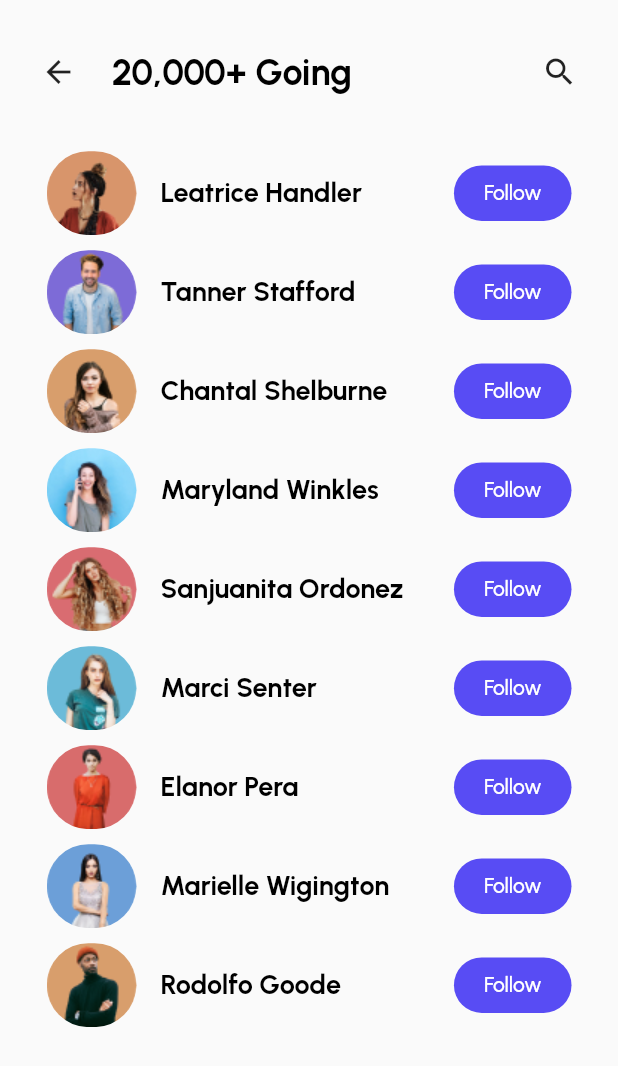
After one commit to Munzareen/Tiqarte_MobileApp, a Flutter app: the GoingScreen screen opened directly, on a phone screen of 412 x 824 dp. The commit adds this screen. Shown: the top 1066 px of the screen. Run offline on Flutter 3.47's test engine with Material 2 defaults, Android fonts, the phone set to English and light mode, and no system bars; our stand-ins replace cached_network_image, carousel_slider, flutter_screenutil, flutter_spinkit, geocoding, geolocator and 7 more.

Commit message:
going screen

```diff
--- a/lib/helper/images.dart
+++ b/lib/helper/images.dart
@@ -8,6 +8,15 @@ String eventUserImage5 = "assets/tempImages/eventUserImage5.png";
 String organizerImage = "assets/tempImages/organizerImage.png";
 String galleryEventImage1 = "assets/tempImages/galleryEventImage1.png";
 String galleryEventImage2 = "assets/tempImages/galleryEventImage2.png";
+String goingUserImage1 = "assets/tempImages/goingUserImage1.png";
+String goingUserImage2 = "assets/tempImages/goingUserImage2.png";
+String goingUserImage3 = "assets/tempImages/goingUserImage3.png";
+String goingUserImage4 = "assets/tempImages/goingUserImage4.png";
+String goingUserImage5 = "assets/tempImages/goingUserImage5.png";
+String goingUserImage6 = "assets/tempImages/goingUserImage6.png";
+String goingUserImage7 = "assets/tempImages/goingUserImage7.png";
+String goingUserImage8 = "assets/tempImages/goingUserImage8.png";
+String goingUserImage9 = "assets/tempImages/goingUserImage9.png";
 
 String appLogo = "assets/images/appLogo.png";
 String appLogoWithName = "assets/images/appLogoWithName.png";
--- a/lib/helper/strings.dart
+++ b/lib/helper/strings.dart
@@ -184,7 +184,9 @@ String ticketCancelBookingOKString = "OK";
 //Event Detail Screen Strings
 String addToMyCalender = "Add to My Calendar";
 String seeLocationOnMaps = "See Location on Maps";
-String follow = "follow";
+String follow = "Follow";
+String following = "Following";
+
 String aboutEvent = "About Event";
 String readMore = "Read more...";
 String galleryPreEvent = "Gallery (Pre-Event)";
--- a/lib/view/EventDetailScreen.dart
+++ b/lib/view/EventDetailScreen.dart
@@ -9,6 +9,7 @@ import 'package:tiqarte/helper/colors.dart';
 import 'package:tiqarte/helper/common.dart';
 import 'package:tiqarte/helper/images.dart';
 import 'package:tiqarte/helper/strings.dart';
+import 'package:tiqarte/view/GoingScreen.dart';
 
 class EventDetailScreen extends StatefulWidget {
   final dynamic data;
@@ -186,7 +187,8 @@ class _EventDetailScreenState extends State<EventDetailScreen> {
                         10.verticalSpace,
                         IconButton(
                           onPressed: () {
-                            Get.back();
+                            Get.to(() => GoingScreen(),
+                                transition: Transition.rightToLeft);
                           },
                           icon: Icon(
                             Icons.arrow_forward,
--- /dev/null
+++ b/lib/view/GoingScreen.dart
@@ -0,0 +1,281 @@
+import 'package:flutter/material.dart';
+import 'package:flutter/services.dart';
+import 'package:flutter/src/widgets/framework.dart';
+import 'package:flutter/src/widgets/placeholder.dart';
+import 'package:flutter_screenutil/flutter_screenutil.dart';
+import 'package:get/route_manager.dart';
+import 'package:tiqarte/helper/colors.dart';
+import 'package:tiqarte/helper/common.dart';
+import 'package:tiqarte/helper/images.dart';
+import 'package:tiqarte/helper/strings.dart';
+
+class GoingScreen extends StatefulWidget {
+  const GoingScreen({super.key});
+
+  @override
+  State<GoingScreen> createState() => _GoingScreenState();
+}
+
+class _GoingScreenState extends State<GoingScreen> {
+  bool isSearch = false;
+  final _searchController = TextEditingController();
+  Color filledColorSearch = kDisabledColor.withOpacity(0.4);
+  Color iconColorSearch = kDisabledColor;
+  final _searchFocusNode = FocusNode();
+
+  List goingList = [
+    {"image": goingUserImage1, "name": "Leatrice Handler", "isFollowed": false},
+    {"image": goingUserImage2, "name": "Tanner Stafford", "isFollowed": false},
+    {
+      "image": goingUserImage3,
+      "name": "Chantal Shelburne",
+      "isFollowed": false
+    },
+    {"image": goingUserImage4, "name": "Maryland Winkles", "isFollowed": false},
+    {
+      "image": goingUserImage5,
+      "name": "Sanjuanita Ordonez",
+      "isFollowed": false
+    },
+    {"image": goingUserImage6, "name": "Marci Senter", "isFollowed": false},
+    {"image": goingUserImage7, "name": "Elanor Pera", "isFollowed": false},
+    {
+      "image": goingUserImage8,
+      "name": "Marielle Wigington",
+      "isFollowed": false
+    },
+    {"image": goingUserImage9, "name": "Rodolfo Goode", "isFollowed": false},
+  ];
+
+  List allGoingList = [
+    {"image": goingUserImage1, "name": "Leatrice Handler", "isFollowed": false},
+    {"image": goingUserImage2, "name": "Tanner Stafford", "isFollowed": false},
+    {
+      "image": goingUserImage3,
+      "name": "Chantal Shelburne",
+      "isFollowed": false
+    },
+    {"image": goingUserImage4, "name": "Maryland Winkles", "isFollowed": false},
+    {
+      "image": goingUserImage5,
+      "name": "Sanjuanita Ordonez",
+      "isFollowed": false
+    },
+    {"image": goingUserImage6, "name": "Marci Senter", "isFollowed": false},
+    {"image": goingUserImage7, "name": "Elanor Pera", "isFollowed": false},
+    {
+      "image": goingUserImage8,
+      "name": "Marielle Wigington",
+      "isFollowed": false
+    },
+    {"image": goingUserImage9, "name": "Rodolfo Goode", "isFollowed": false},
+  ];
+
+  @override
+  void initState() {
+    super.initState();
+    _searchFocusNode.addListener(() {
+      if (_searchFocusNode.hasFocus) {
+        setState(() {
+          filledColorSearch = kPrimaryColor.withOpacity(0.2);
+          iconColorSearch = kPrimaryColor;
+        });
+      } else {
+        setState(() {
+          filledColorSearch = kDisabledColor.withOpacity(0.4);
+          iconColorSearch = kDisabledColor;
+        });
+      }
+    });
+  }
+
+  @override
+  void dispose() {
+    _searchFocusNode.dispose();
+    _searchController.dispose();
+
+    super.dispose();
+  }
+
+  @override
+  Widget build(BuildContext context) {
+    return Scaffold(
+      body: SafeArea(
+          child: Container(
+        height: 1.sh,
+        width: 1.sw,
+        child: Padding(
+          padding: const EdgeInsets.symmetric(horizontal: 15.0),
+          child: Column(
+            children: [
+              20.verticalSpace,
+              isSearch
+                  ? Row(
+                      mainAxisAlignment: MainAxisAlignment.spaceBetween,
+                      children: [
+                        IconButton(
+                            onPressed: () => Get.back(),
+                            icon: Icon(Icons.arrow_back)),
+                        Expanded(
+                          child: TextFormField(
+                            focusNode: _searchFocusNode,
+                            cursorColor: kPrimaryColor,
+                            controller: _searchController,
+                            style: const TextStyle(color: Colors.black),
+                            keyboardType: TextInputType.text,
+                            // validator: (value) {
+                            //   if (value!.isEmpty) {
+                            //     return 'Please enter your username';
+                            //   }
+                            //   return null;
+                            // },
+                            decoration: InputDecoration(
+                                prefixIcon: Icon(
+                                  Icons.search,
+                                  size: 20,
+                                  color: iconColorSearch,
+                                ),
+                                errorBorder: customOutlineBorder,
+                                enabledBorder: customOutlineBorder,
+                                focusedBorder: OutlineInputBorder(
+                                    borderRadius:
+                                        BorderRadius.all(Radius.circular(12.0)),
+                                    borderSide:
+                                        BorderSide(color: kPrimaryColor)),
+                                disabledBorder: customOutlineBorder,
+                                fillColor: filledColorSearch,
+                                filled: true,
+                                hintText: "Search",
+                                hintStyle: TextStyle(
+                                    color: Color(0xff9E9E9E), fontSize: 14)),
+                            onChanged: searchList,
+                            inputFormatters: [
+                              FilteringTextInputFormatter.allow(textRegExp),
+                            ],
+                          ),
+                        ),
+                        IconButton(
+                            onPressed: () {
+                              setState(() {
+                                isSearch = false;
+                                _searchController.clear();
+                                goingList = allGoingList;
+                              });
+                            },
+                            icon: Icon(Icons.close))
+                      ],
+                    )
+                  : Row(
+                      mainAxisAlignment: MainAxisAlignment.spaceBetween,
+                      children: [
+                        Row(
+                          children: [
+                            IconButton(
+                                onPressed: () => Get.back(),
+                                icon: Icon(Icons.arrow_back)),
+                            10.horizontalSpace,
+                            Text(
+                              "20,000+ Going",
+                              textAlign: TextAlign.center,
+                              style: TextStyle(
+                                  fontSize: 24,
+                                  fontWeight: FontWeight.bold,
+                                  color: Colors.black),
+                            ),
+                          ],
+                        ),
+                        IconButton(
+                            onPressed: () {
+                              setState(() {
+                                isSearch = true;
+                              });
+                            },
+                            icon: Icon(Icons.search))
+                      ],
+                    ),
+              20.verticalSpace,
+              Expanded(
+                child: ListView.builder(
+                  shrinkWrap: true,
+                  itemCount: goingList.length,
+                  itemBuilder: (context, index) {
+                    return Padding(
+                      padding: const EdgeInsets.symmetric(vertical: 5.0),
+                      child: ListTile(
+                        leading: customProfileImage(
+                            goingList[index]['image'].toString(), 60, 60),
+                        title: Text(
+                          goingList[index]['name'],
+                          style: TextStyle(
+                              color: Colors.black,
+                              fontSize: 18,
+                              fontWeight: FontWeight.bold),
+                        ),
+                        trailing: goingList[index]['isFollowed'] == true
+                            ? Container(
+                                // width: 0.2.sh,
+                                padding: EdgeInsets.symmetric(
+                                    horizontal: 20.0, vertical: 10.0),
+                                decoration: BoxDecoration(
+                                    borderRadius: BorderRadius.circular(20.0),
+                                    border: Border.all(
+                                        color: kPrimaryColor, width: 2)),
+                                child: Text(
+                                  following,
+                                  textAlign: TextAlign.center,
+                                  style: TextStyle(
+                                      fontSize: 14,
+                                      fontWeight: FontWeight.w500,
+                                      color: kPrimaryColor),
+                                ),
+                              )
+                            : InkWell(
+                                onTap: () {
+                                  setState(() {
+                                    goingList[index]['isFollowed'] =
+                                        !goingList[index]['isFollowed'];
+                                  });
+                                },
+                                child: Container(
+                                  // width: 0.2.sh,
+                                  padding: EdgeInsets.symmetric(
+                                      horizontal: 20.0, vertical: 10.0),
+                                  decoration: BoxDecoration(
+                                      color: kPrimaryColor,
+                                      borderRadius:
+                                          BorderRadius.circular(20.0)),
+                                  child: Text(
+                                    follow,
+                                    textAlign: TextAlign.center,
+                                    style: TextStyle(
+                                        fontSize: 14,
+                                        fontWeight: FontWeight.w500,
+                                        color: Colors.white),
+                                  ),
+                                ),
+                              ),
+                      ),
+                    );
+                  },
+                ),
+              )
+            ],
+          ),
+        ),
+      )),
+    );
+  }
+
+  void searchList(String query) {
+    goingList = allGoingList;
+    final suggestion = goingList.where((element) {
+      final eventName = element['name']!.toLowerCase();
+      final input = query.toLowerCase();
+      return eventName.contains(input);
+    }).toList();
+    setState(() {
+      goingList = suggestion;
+      // searchDoc = true;
+    });
+  }
+}
```
Also changed, not shown: assets/tempImages/goingUserImage1.png (added), assets/tempImages/goingUserImage2.png (added), assets/tempImages/goingUserImage3.png (added), assets/tempImages/goingUserImage4.png (added), assets/tempImages/goingUserImage5.png (added), assets/tempImages/goingUserImage6.png (added), assets/tempImages/goingUserImage7.png (added), assets/tempImages/goingUserImage8.png (added), assets/tempImages/goingUserImage9.png (added).
